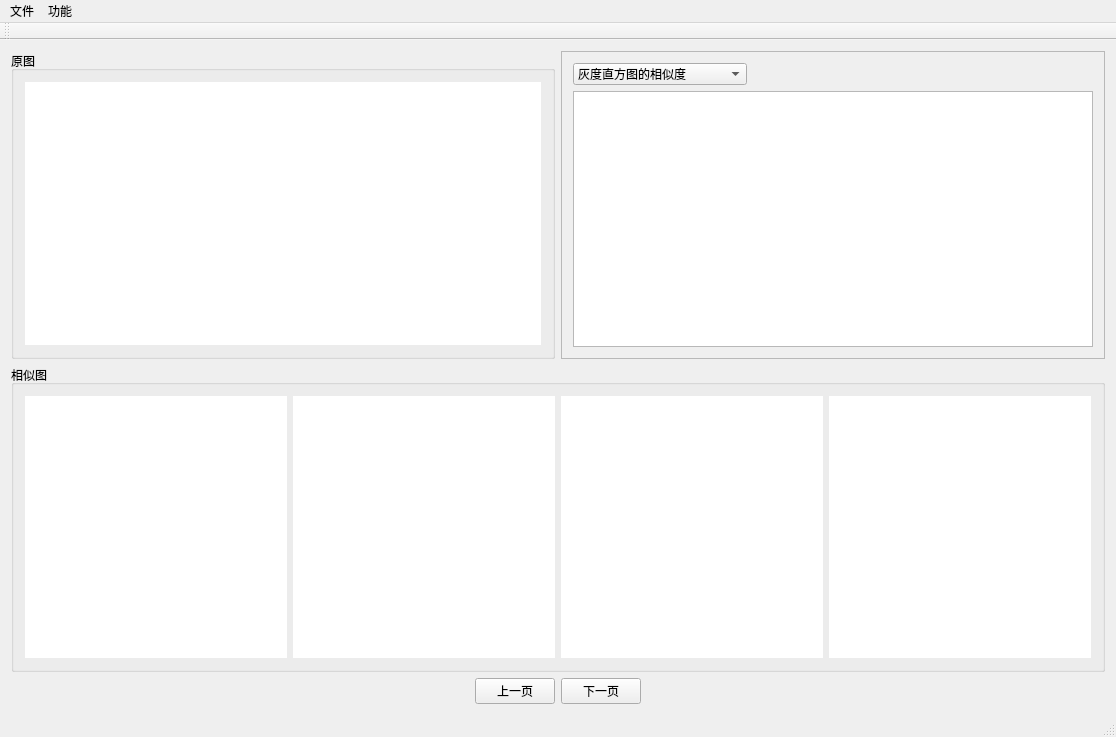
Before: the Qt Designer form imageSimilarity_64/imageSimilarity.ui in Narthill/image_similarity_64, drawn with Qt 5.
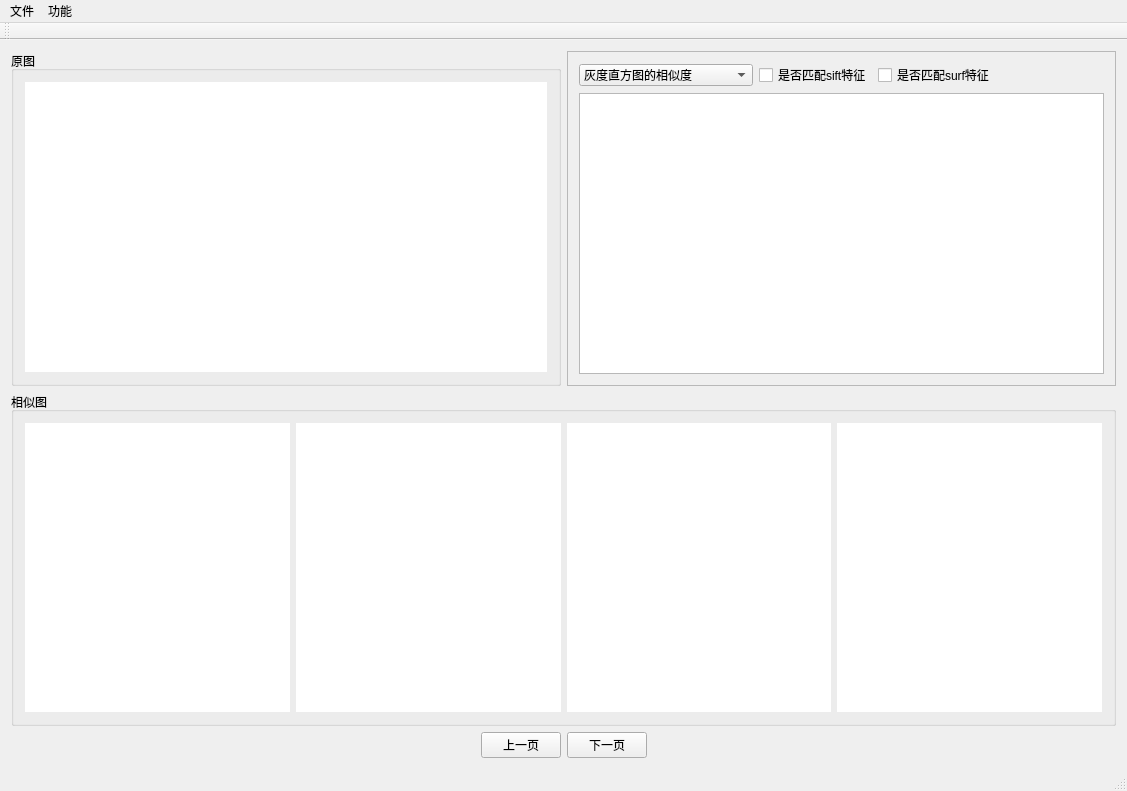
After: the same form once the commit is applied.

The edit to the form file:
```diff
--- a/imageSimilarity_64/imageSimilarity.ui
+++ b/imageSimilarity_64/imageSimilarity.ui
@@ -6,8 +6,8 @@
    <rect>
     <x>0</x>
     <y>0</y>
-    <width>1116</width>
-    <height>737</height>
+    <width>1127</width>
+    <height>791</height>
    </rect>
   </property>
   <property name="windowTitle">
@@ -48,7 +48,7 @@
           </property>
           <layout class="QVBoxLayout" name="verticalLayout_3" stretch="1,5">
            <item>
-            <layout class="QHBoxLayout" name="horizontalLayout_4">
+            <layout class="QHBoxLayout" name="horizontalLayout_4" stretch="1,0,0,2">
              <item>
               <widget class="QComboBox" name="comboBox">
                <item>
@@ -83,6 +83,20 @@
                </item>
               </widget>
              </item>
+             <item>
+              <widget class="QCheckBox" name="checkBox_sift">
+               <property name="text">
+                <string>是否匹配sift特征</string>
+               </property>
+              </widget>
+             </item>
+             <item>
+              <widget class="QCheckBox" name="checkBox_surf">
+               <property name="text">
+                <string>是否匹配surf特征</string>
+               </property>
+              </widget>
+             </item>
              <item>
               <spacer name="horizontalSpacer_3">
                <property name="orientation">
@@ -215,7 +229,7 @@
     <rect>
      <x>0</x>
      <y>0</y>
-     <width>1116</width>
+     <width>1127</width>
      <height>23</height>
     </rect>
    </property>
```
